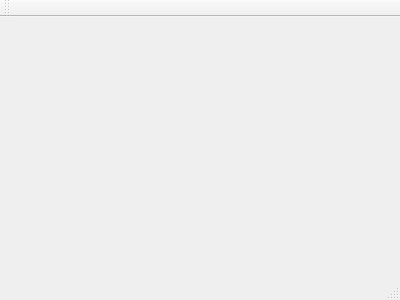
First picture: the form in src/mainwindow.ui, repository floosh/Agences, before the edit.
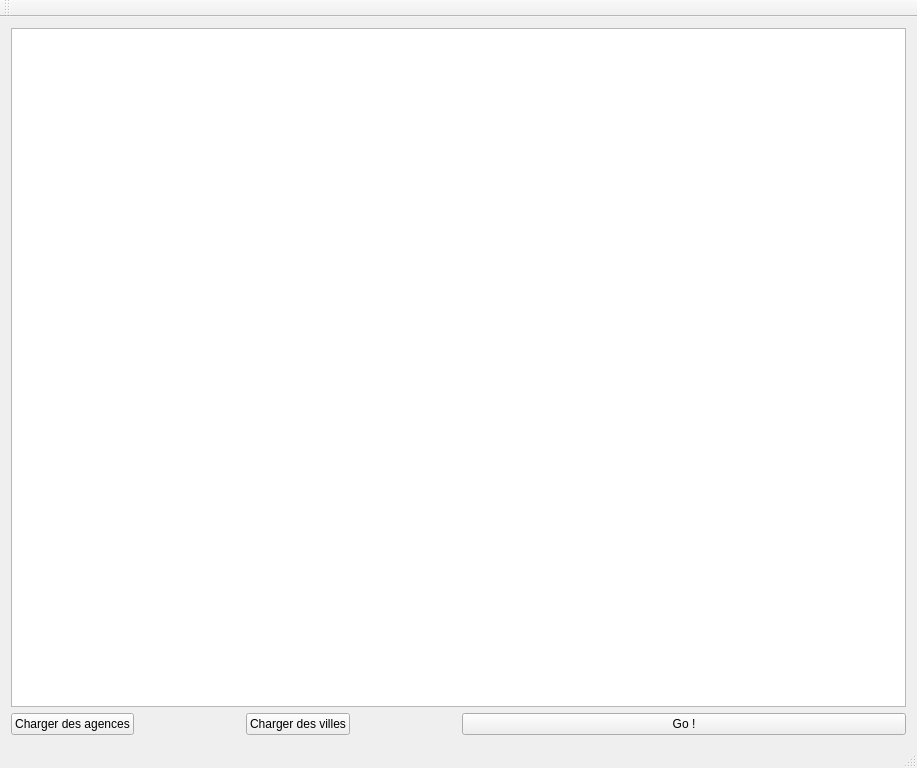
Second picture: the form after the edit.

Commit message: Graphic view, bitches

```diff
--- a/src/mainwindow.ui
+++ b/src/mainwindow.ui
@@ -1,24 +1,100 @@
 <ui version="4.0">
  <class>MainWindow</class>
- <widget class="QMainWindow" name="MainWindow" >
-  <property name="geometry" >
+ <widget class="QMainWindow" name="MainWindow">
+  <property name="geometry">
    <rect>
     <x>0</x>
     <y>0</y>
-    <width>400</width>
-    <height>300</height>
+    <width>917</width>
+    <height>768</height>
    </rect>
   </property>
   <property name="windowTitle" >
    <string>MainWindow</string>
   </property>
-  <widget class="QMenuBar" name="menuBar" />
-  <widget class="QToolBar" name="mainToolBar" />
-  <widget class="QWidget" name="centralWidget" />
-  <widget class="QStatusBar" name="statusBar" />
+  <widget class="QWidget" name="centralWidget">
+   <layout class="QVBoxLayout" name="verticalLayout">
+    <item>
+     <widget class="QGraphicsView" name="graphicsView"/>
+    </item>
+    <item>
+     <layout class="QHBoxLayout" name="horizontalLayout">
+      <item>
+       <layout class="QHBoxLayout" name="horizontalLayout_2">
+        <item>
+         <widget class="QPushButton" name="btnAgences">
+          <property name="sizePolicy">
+           <sizepolicy hsizetype="Minimum" vsizetype="Fixed">
+            <horstretch>0</horstretch>
+            <verstretch>0</verstretch>
+           </sizepolicy>
+          </property>
+          <property name="minimumSize">
+           <size>
+            <width>0</width>
+            <height>0</height>
+           </size>
+          </property>
+          <property name="text">
+           <string>Charger des agences</string>
+          </property>
+         </widget>
+        </item>
+        <item>
+         <widget class="QLabel" name="lblAgences">
+          <property name="text">
+           <string/>
+          </property>
+         </widget>
+        </item>
+        <item>
+         <widget class="QPushButton" name="btnVilles">
+          <property name="text">
+           <string>Charger des villes</string>
+          </property>
+         </widget>
+        </item>
+        <item>
+         <widget class="QLabel" name="lblVilles">
+          <property name="text">
+           <string/>
+          </property>
+         </widget>
+        </item>
+       </layout>
+      </item>
+      <item>
+       <widget class="QPushButton" name="pushButton_4">
+        <property name="text">
+         <string>Go !</string>
+        </property>
+       </widget>
+      </item>
+     </layout>
+    </item>
+   </layout>
+  </widget>
+  <widget class="QMenuBar" name="menuBar">
+   <property name="geometry">
+    <rect>
+     <x>0</x>
+     <y>0</y>
+     <width>917</width>
+     <height>21</height>
+    </rect>
+   </property>
+  </widget>
+  <widget class="QToolBar" name="mainToolBar">
+   <attribute name="toolBarArea">
+    <enum>TopToolBarArea</enum>
+   </attribute>
+   <attribute name="toolBarBreak">
+    <bool>false</bool>
+   </attribute>
+  </widget>
+  <widget class="QStatusBar" name="statusBar"/>
  </widget>
- <layoutDefault spacing="6" margin="11" />
- <pixmapfunction></pixmapfunction>
+ <layoutdefault spacing="6" margin="11"/>
  <resources/>
  <connections/>
 </ui>
```
Left out of the diff: 3 changed lines with no effect on the pictures. The commit also changes 5 other files.
